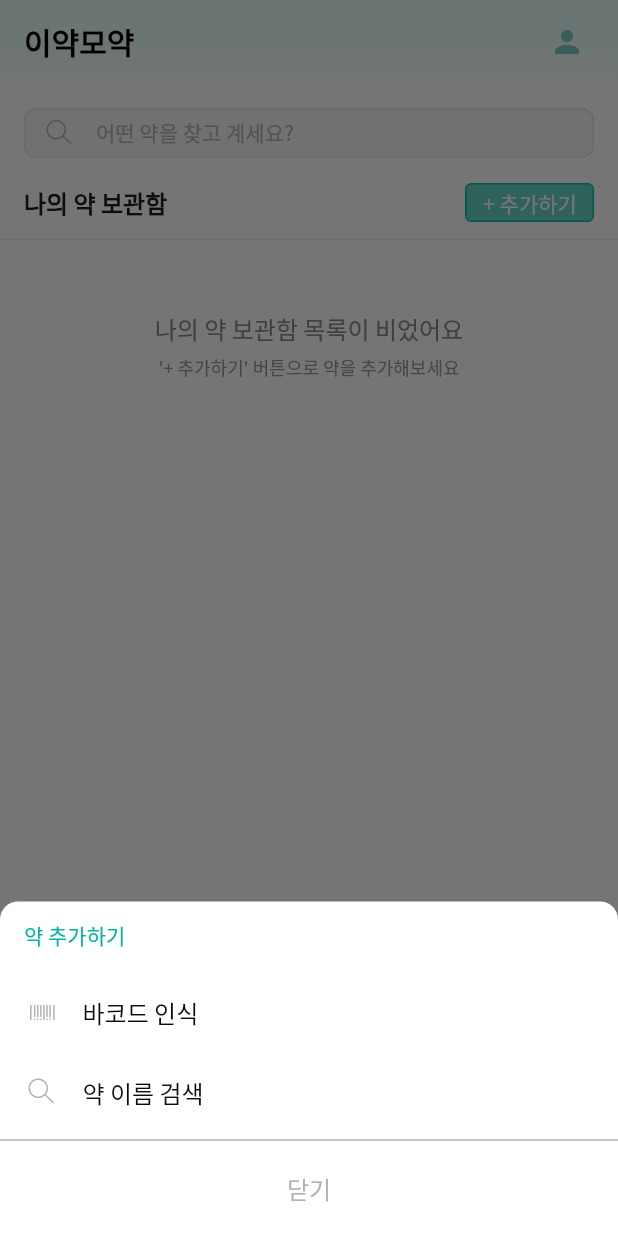
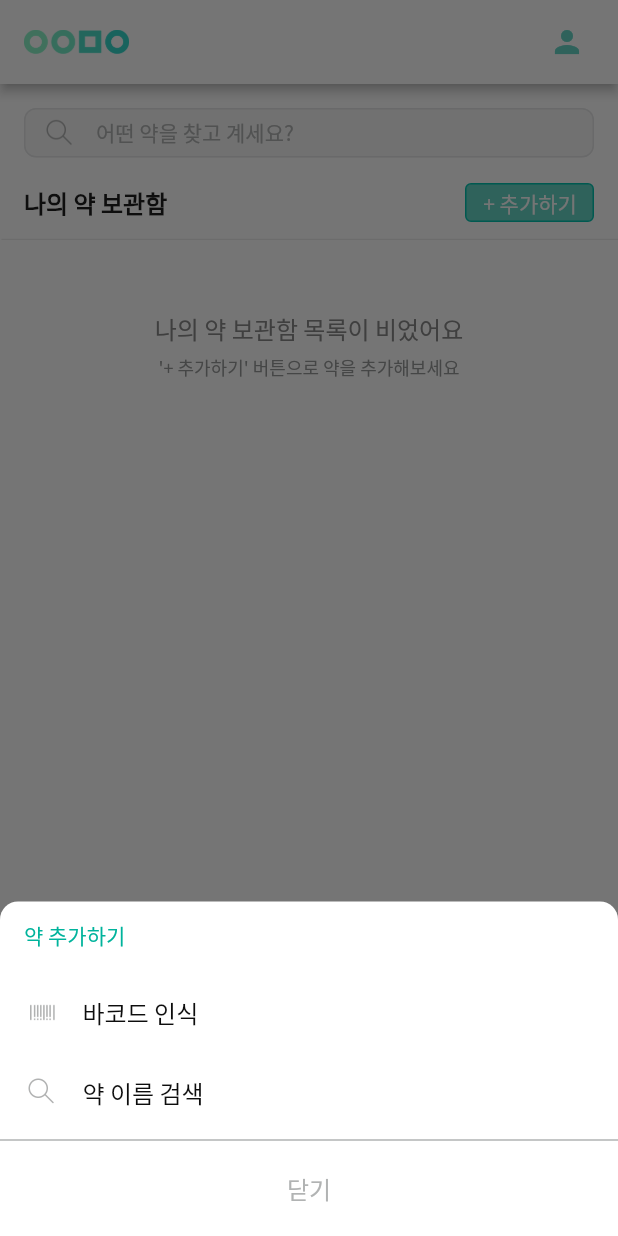
Before and after one commit to Semodrug/semo_ver2, a Flutter app: the screen it shows once a user with an empty profile is signed in, after a tap on "+ 추가하기", on a phone screen of 412 x 824 dp. Run offline on Flutter 3.47's test engine with Material 2 defaults, Android fonts, the phone set to English and light mode, and no system bars; our stand-ins replace cloud_firestore, firebase_auth, firebase_core, firebase_storage, fl_chart, flutter_datetime_picker and 8 more; missing offline and left inert: app_settings, dynamic_text_highlighting, firebase_ml_vision; accounts and stored records are empty.

Commit message:
[UPDATE] App bar is different Home and Category page

```diff
--- a/lib/bottom_bar.dart
+++ b/lib/bottom_bar.dart
@@ -3,6 +3,8 @@ import 'package:permission_handler/permission_handler.dart';
 import 'package:app_settings/app_settings.dart';
 
 import 'package:semo_ver2/home/home_add_button_stack.dart';
+import 'package:semo_ver2/shared/customAppBar.dart';
+import 'package:semo_ver2/shared/appBar.dart';
 import 'package:semo_ver2/theme/colors.dart';
 
 import 'camera/camera.dart';
@@ -17,6 +19,7 @@ class BottomBar extends StatefulWidget {
 
 class _BottomBarState extends State<BottomBar> {
   int _selectedIndex = 0;
+  bool isHome = true;
 
   final List<Widget> _widgetOptions = [
     HomePage(),
@@ -25,6 +28,13 @@ class _BottomBarState extends State<BottomBar> {
   ];
 
   Future<void> _onItemTapped(int index) async {
+    //app bar 다르게 하기 위함//
+    if(index != 0){
+      isHome =false;
+    }
+    else isHome = true;
+    ///////////////////////
+
     if (index != 1) {
       setState(() {
         _selectedIndex = index;
@@ -58,45 +68,7 @@ class _BottomBarState extends State<BottomBar> {
   @override
   Widget build(BuildContext context) {
     return Scaffold(
-      appBar: AppBar(
-        // centerTitle: true,
-        automaticallyImplyLeading: false,
-        title: Text(
-          '이약모약',
-          style: TextStyle(
-              fontSize: 20.0, fontWeight: FontWeight.bold, color: Colors.black),
-        ),
-        actions: [
-          Padding(
-            padding: const EdgeInsets.only(right: 10.0),
-            child: IconButton(
-              icon: Icon(
-                Icons.person,
-                color: Colors.teal[200],
-              ),
-              onPressed: () => Navigator.push(
-                context,
-                MaterialPageRoute(builder: (context) => MyPage()),
-              ),
-            ),
-          ),
-          //for test home
-        ],
-
-        backgroundColor: Colors.white,
-        elevation: 0,
-        flexibleSpace: Container(
-          decoration: BoxDecoration(
-              gradient: LinearGradient(
-                  begin: Alignment.topCenter,
-                  end: Alignment.bottomCenter,
-                  colors: <Color>[
-                Color(0xFFE9FFFB),
-                Color(0xFFE9FFFB),
-                Color(0xFFFFFFFF),
-              ])),
-        ),
-      ),
+      appBar: isHome ? IYMYAppBar('home') : IYMYAppBar('카테고리') , //CustomAppBarWithArrowBack('customTitle'),
       body: Center(
         child: _widgetOptions.elementAt(_selectedIndex),
       ),
```
